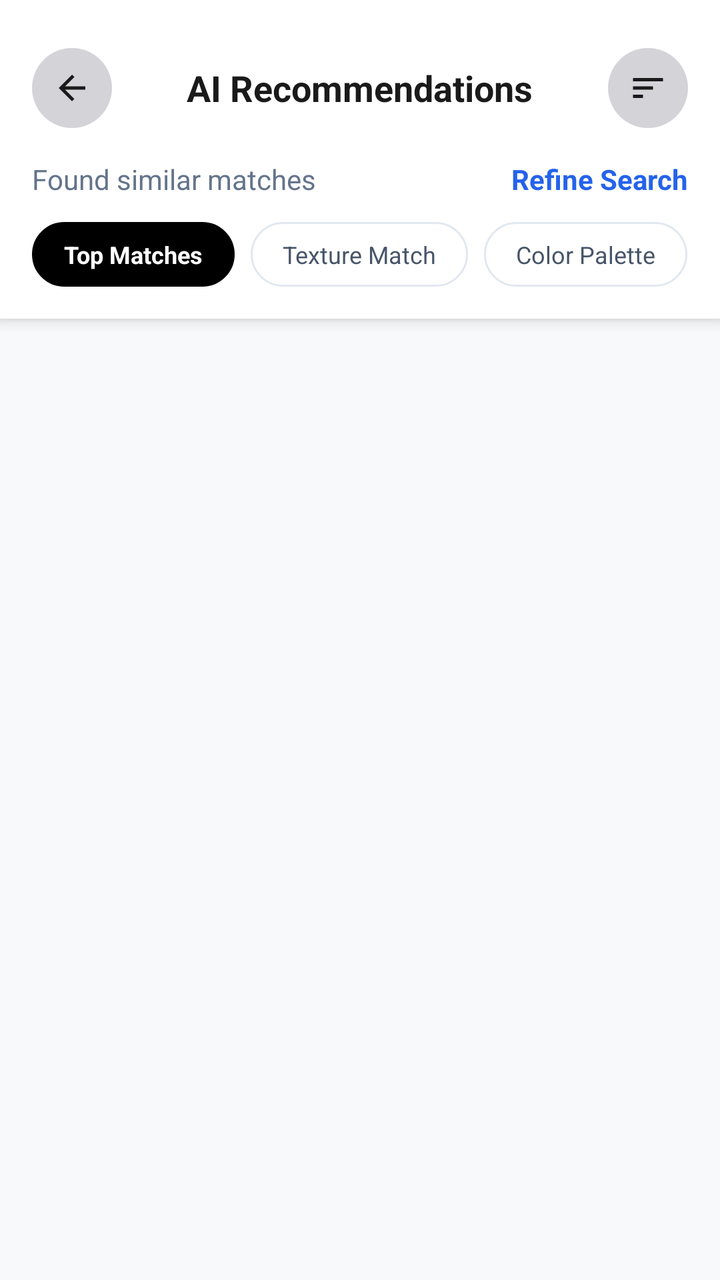
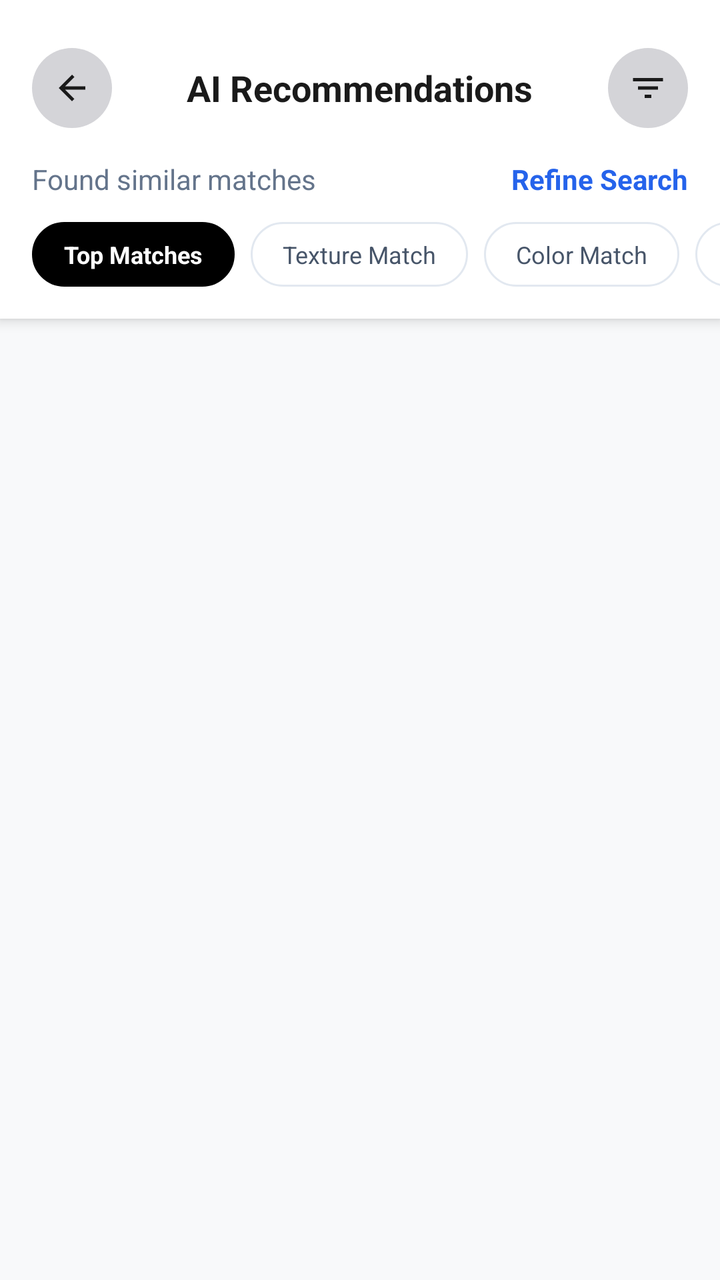

Two renders of the same Android screen: before a commit and after it. Below are the layout's source before the change and the commit's diff.
<!-- AndroidManifest.xml: activity theme Theme.AppCompat.Light.NoActionBar -->
<!-- res/layout/activity_ai_recommendation.xml -->
<?xml version="1.0" encoding="utf-8"?>
<LinearLayout xmlns:android="http://schemas.android.com/apk/res/android"
    xmlns:app="http://schemas.android.com/apk/res-auto"
    android:layout_width="match_parent"
    android:layout_height="match_parent"
    android:background="#f8f9fa"
    android:orientation="vertical">

    
    <LinearLayout
        android:layout_width="match_parent"
        android:layout_height="wrap_content"
        android:background="@android:color/white"
        android:orientation="vertical"
        android:paddingTop="24dp"
        android:paddingBottom="16dp"
        android:elevation="4dp">

        <RelativeLayout
            android:layout_width="match_parent"
            android:layout_height="wrap_content"
            android:paddingStart="16dp"
            android:paddingEnd="16dp"
            android:layout_marginBottom="16dp">

            <androidx.appcompat.widget.AppCompatImageView
                android:id="@+id/btnBack"
                android:layout_width="40dp"
                android:layout_height="40dp"
                android:background="@drawable/bg_circle_gray"
                android:padding="10dp"
                android:src="@drawable/ic_arrow_back"
                android:tint="#1a1a1a" />

            <TextView
                android:layout_width="wrap_content"
                android:layout_height="wrap_content"
                android:layout_centerInParent="true"
                android:text="AI Recommendations"
                android:textColor="#1a1a1a"
                android:textSize="18sp"
                android:textStyle="bold" />

            <androidx.appcompat.widget.AppCompatImageView
                android:id="@+id/btnSort"
                android:layout_width="40dp"
                android:layout_height="40dp"
                android:layout_alignParentEnd="true"
                android:background="@drawable/bg_circle_gray"
                android:padding="10dp"
                android:src="@drawable/ic_sort"
                android:tint="#1a1a1a" />
        </RelativeLayout>

        
        <LinearLayout
            android:layout_width="match_parent"
            android:layout_height="wrap_content"
            android:orientation="horizontal"
            android:paddingStart="16dp"
            android:paddingEnd="16dp"
            android:gravity="center_vertical">

            <TextView
                android:id="@+id/tvMatchCount"
                android:layout_width="0dp"
                android:layout_height="wrap_content"
                android:layout_weight="1"
                android:text="Found similar matches"
                android:textColor="#64748b"
                android:textSize="14sp" />

            <TextView
                android:id="@+id/btnRefineSearch"
                android:layout_width="wrap_content"
                android:layout_height="wrap_content"
                android:text="Refine Search"
                android:textColor="#2563eb"
                android:textSize="14sp"
                android:textStyle="bold" />
        </LinearLayout>

        
        <HorizontalScrollView
            android:layout_width="match_parent"
            android:layout_height="wrap_content"
            android:scrollbars="none"
            android:paddingStart="16dp"
            android:paddingEnd="16dp"
            android:paddingTop="12dp"
            android:clipToPadding="false">

            <LinearLayout
                android:layout_width="wrap_content"
                android:layout_height="wrap_content"
                android:orientation="horizontal">

                <TextView
                    android:id="@+id/btnTopMatches"
                    android:layout_width="wrap_content"
                    android:layout_height="wrap_content"
                    android:background="@drawable/bg_chip_selected"
                    android:paddingStart="16dp"
                    android:paddingEnd="16dp"
                    android:paddingTop="8dp"
                    android:paddingBottom="8dp"
                    android:text="Top Matches"
                    android:textColor="@android:color/white"
                    android:textSize="12sp"
                    android:textStyle="bold"
                    android:layout_marginEnd="8dp" />

                <TextView
                    android:id="@+id/btnTexture"
                    android:layout_width="wrap_content"
                    android:layout_height="wrap_content"
                    android:background="@drawable/bg_chip_unselected"
                    android:paddingStart="16dp"
                    android:paddingEnd="16dp"
                    android:paddingTop="8dp"
                    android:paddingBottom="8dp"
                    android:text="Texture Match"
                    android:textColor="#475569"
                    android:textSize="12sp"
                    android:layout_marginEnd="8dp" />

                <TextView
                    android:id="@+id/btnColorPalette"
                    android:layout_width="wrap_content"
                    android:layout_height="wrap_content"
                    android:background="@drawable/bg_chip_unselected"
                    android:paddingStart="16dp"
                    android:paddingEnd="16dp"
                    android:paddingTop="8dp"
                    android:paddingBottom="8dp"
                    android:text="Color Palette"
                    android:textColor="#475569"
                    android:textSize="12sp"
                    android:layout_marginEnd="8dp" />
            </LinearLayout>
        </HorizontalScrollView>
    </LinearLayout>

    <androidx.recyclerview.widget.RecyclerView
        android:id="@+id/rvRecommendations"
        android:layout_width="match_parent"
        android:layout_height="match_parent"
        android:padding="16dp"
        android:clipToPadding="false" />

</LinearLayout>
<!-- resources referenced by this layout -->
<resources>
  <!-- drawable bg_chip_selected (drawable) -->
  <?xml version="1.0" encoding="utf-8"?>
  <shape xmlns:android="http://schemas.android.com/apk/res/android">
      <solid android:color="@color/primary_color" />
      <corners android:radius="999dp" />
      <stroke android:width="1dp" android:color="@color/primary_color" />
  </shape>
  <!-- drawable bg_chip_unselected (drawable) -->
  <?xml version="1.0" encoding="utf-8"?>
  <shape xmlns:android="http://schemas.android.com/apk/res/android">
      <solid android:color="@android:color/transparent" />
      <corners android:radius="999dp" />
      <stroke android:width="1dp" android:color="@color/slate_200" />
  </shape>
  <!-- drawable bg_circle_gray (drawable) -->
  <?xml version="1.0" encoding="utf-8"?>
  <shape xmlns:android="http://schemas.android.com/apk/res/android"
      android:shape="oval">
      <solid android:color="@color/zinc_300" />
  </shape>
  <!-- drawable ic_arrow_back (drawable) -->
  <?xml version="1.0" encoding="utf-8"?>
  <vector xmlns:android="http://schemas.android.com/apk/res/android"
      android:width="24dp"
      android:height="24dp"
      android:viewportWidth="24"
      android:viewportHeight="24"
      android:tint="@color/slate_900">
      <path
          android:fillColor="@android:color/white"
          android:pathData="M20,11H7.83l5.59,-5.59L12,4l-8,8 8,8 1.41,-1.41L7.83,13H20v-2z"/>
  </vector>
  <!-- drawable ic_sort (drawable) -->
  <vector xmlns:android="http://schemas.android.com/apk/res/android"
      android:width="24dp"
      android:height="24dp"
      android:viewportWidth="24"
      android:viewportHeight="24"
      android:tint="?attr/colorControlNormal">
    <path
        android:fillColor="@android:color/white"
        android:pathData="M3,18h6v-2H3v2zM3,6v2h18V6H3zM3,13h12v-2H3v2z"/>
  </vector>
  <color name="primary_color">#FF000000</color>
  <color name="slate_200">#E2E8F0</color>
  <color name="zinc_300">#d4d4d8</color>
  <color name="slate_900">#0F172A</color>
</resources>

<!-- the commit's change to res/layout/activity_ai_recommendation.xml (unified diff, before → after) -->
@@ -42,13 +42,13 @@
                 android:textStyle="bold" />
 
             <androidx.appcompat.widget.AppCompatImageView
-                android:id="@+id/btnSort"
+                android:id="@+id/btnFilterIcon"
                 android:layout_width="40dp"
                 android:layout_height="40dp"
                 android:layout_alignParentEnd="true"
                 android:background="@drawable/bg_circle_gray"
                 android:padding="10dp"
-                android:src="@drawable/ic_sort"
+                android:src="@drawable/ic_filter_list"
                 android:tint="#1a1a1a" />
         </RelativeLayout>
 
@@ -133,10 +133,25 @@
                     android:paddingEnd="16dp"
                     android:paddingTop="8dp"
                     android:paddingBottom="8dp"
-                    android:text="Color Palette"
+                    android:text="Color Match"
                     android:textColor="#475569"
                     android:textSize="12sp"
                     android:layout_marginEnd="8dp" />
+
+                <TextView
+                    android:id="@+id/btnPattern"
+                    android:layout_width="wrap_content"
+                    android:layout_height="wrap_content"
+                    android:background="@drawable/bg_chip_unselected"
+                    android:paddingStart="16dp"
+                    android:paddingEnd="16dp"
+                    android:paddingTop="8dp"
+                    android:paddingBottom="8dp"
+                    android:text="Pattern"
+                    android:textColor="#475569"
+                    android:textSize="12sp"
+                    android:layout_marginEnd="8dp" />
+
             </LinearLayout>
         </HorizontalScrollView>
     </LinearLayout>
<!-- resource entries referenced after the edit -->
@@ -32,20 +32,20 @@
           android:fillColor="@android:color/white"
           android:pathData="M20,11H7.83l5.59,-5.59L12,4l-8,8 8,8 1.41,-1.41L7.83,13H20v-2z"/>
   </vector>
-  <!-- drawable ic_sort (drawable) -->
+  <!-- drawable ic_filter_list (drawable) -->
   <vector xmlns:android="http://schemas.android.com/apk/res/android"
       android:width="24dp"
       android:height="24dp"
       android:viewportWidth="24"
-      android:viewportHeight="24"
-      android:tint="?attr/colorControlNormal">
-    <path
-        android:fillColor="@android:color/white"
-        android:pathData="M3,18h6v-2H3v2zM3,6v2h18V6H3zM3,13h12v-2H3v2z"/>
+      android:viewportHeight="24">
+      <path
+          android:fillColor="@color/black"
+          android:pathData="M10 18h4v-2h-4v2zM3 6v2h18V6H3zm3 7h12v-2H6v2z"/>
   </vector>
   <color name="primary_color">#FF000000</color>
   <color name="slate_200">#E2E8F0</color>
   <color name="zinc_300">#d4d4d8</color>
   <color name="slate_900">#0F172A</color>
+  <color name="black">#FF000000</color>
 </resources>
 
